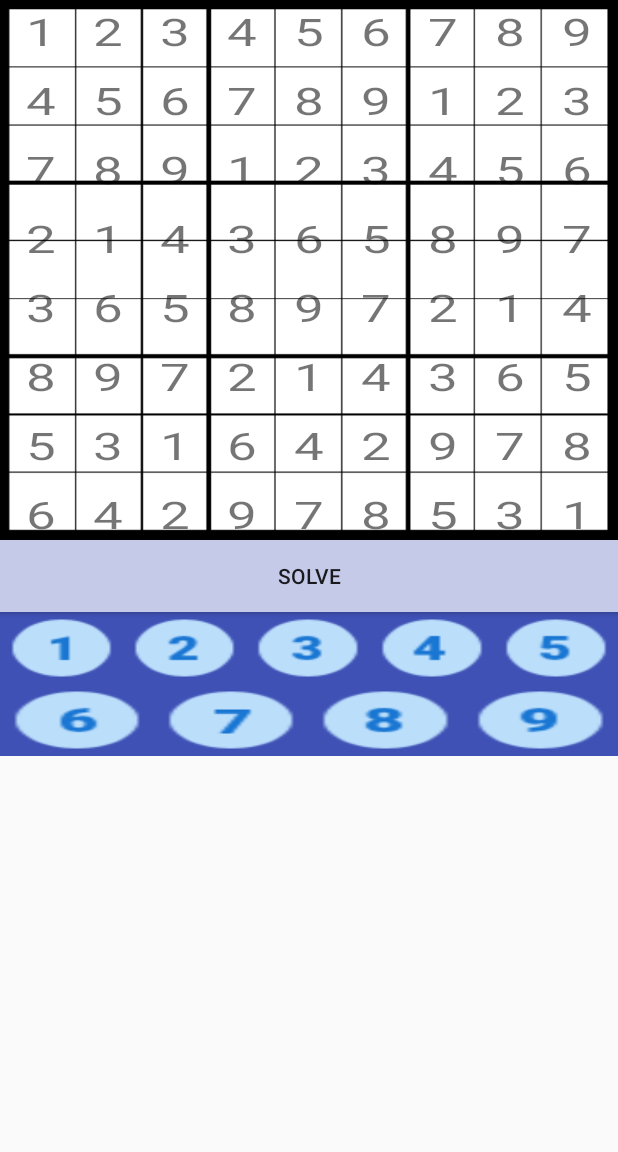
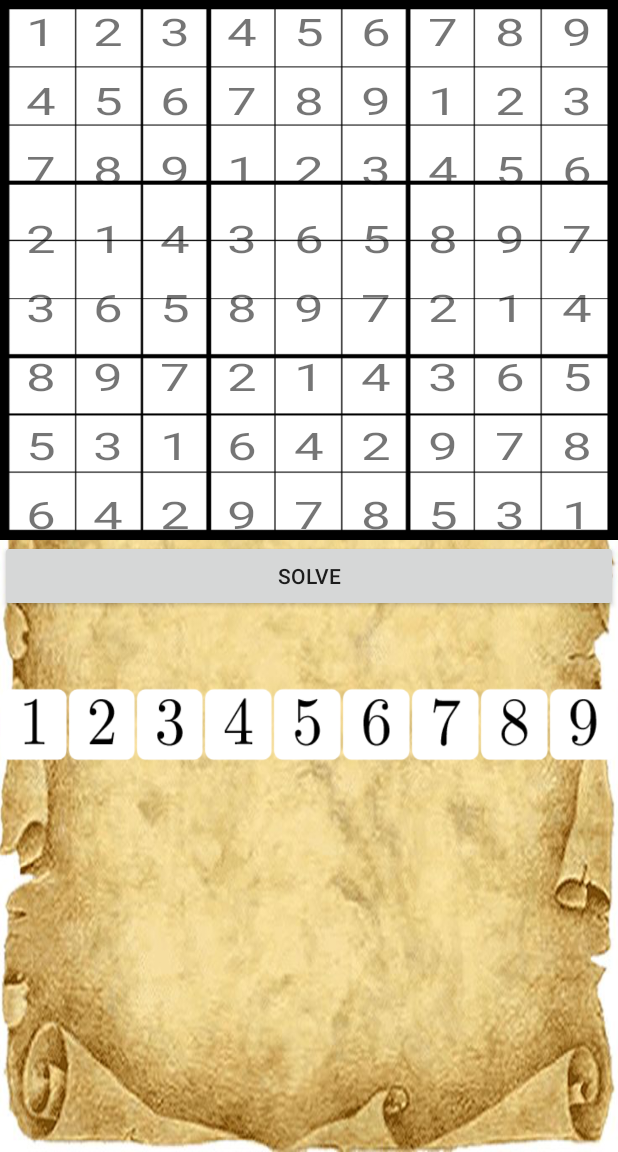
Before and after one commit to selectmax/SudokuSolver, an Android app: the SolverActivity screen opened directly, with no data from a screen before it, after a tap on "SOLVE", on a phone screen of 412 x 824 dp, the part 84-1236 px from its top. Run offline under Robolectric (Android 15) with nearby library versions, the phone set to English and light mode, and no system bars.

Commit message:
add little design

```diff
--- a/app/src/main/res/layout/activity_solver.xml
+++ b/app/src/main/res/layout/activity_solver.xml
@@ -4,7 +4,7 @@
     android:orientation="vertical"
     android:layout_width="match_parent"
     android:layout_height="wrap_content"
-    android:background="@color/colorPrimary"
+    android:background="@drawable/main_bg"
     >
 
     <GridView
@@ -22,65 +22,92 @@
     <LinearLayout
         android:layout_width="match_parent"
         android:layout_height="wrap_content"
-        android:orientation="vertical"
         android:gravity="center"
-        android:background="#BBBB21">
+        android:orientation="vertical">
+
+        <LinearLayout
+            android:layout_width="100dp"
+            android:layout_height="50dp"
+            android:orientation="vertical">
+
+
+        </LinearLayout>
+
         <LinearLayout
             android:layout_width="match_parent"
             android:layout_height="wrap_content"
-            android:orientation="horizontal"
             android:gravity="center"
-            android:background="@color/colorPrimary">
+            android:orientation="horizontal">
+
             <Button
                 android:id="@+id/btn1"
                 style="@style/btn"
+                android:layout_width="10dp"
+                android:layout_height="50dp"
                 android:background="@drawable/i1">
             </Button>
+
             <Button
                 android:id="@+id/btn2"
                 style="@style/btn"
+                android:layout_width="10dp"
+                android:layout_height="50dp"
                 android:background="@drawable/i2">
             </Button>
+
             <Button
                 android:id="@+id/btn3"
                 style="@style/btn"
+                android:layout_width="10dp"
+                android:layout_height="50dp"
                 android:background="@drawable/i3">
             </Button>
+
             <Button
                 android:id="@+id/btn4"
                 style="@style/btn"
+                android:layout_width="10dp"
+                android:layout_height="50dp"
                 android:background="@drawable/i4">
             </Button>
+
             <Button
                 android:id="@+id/btn5"
                 style="@style/btn"
+                android:layout_width="10dp"
+                android:layout_height="50dp"
                 android:background="@drawable/i5">
             </Button>
-        </LinearLayout>
-        <LinearLayout
-            android:layout_width="match_parent"
-            android:layout_height="wrap_content"
-            android:orientation="horizontal"
-            android:gravity="center"
-            android:background="@color/colorPrimary">
+
             <Button
                 android:id="@+id/btn6"
                 style="@style/btn"
+                android:layout_width="10dp"
+                android:layout_height="50dp"
                 android:background="@drawable/i6">
             </Button>
+
             <Button
                 android:id="@+id/btn7"
                 style="@style/btn"
+                android:layout_width="10dp"
+                android:layout_height="50dp"
                 android:background="@drawable/i7">
             </Button>
+
             <Button
                 android:id="@+id/btn8"
                 style="@style/btn"
+                android:layout_width="10dp"
+                android:layout_height="50dp"
                 android:background="@drawable/i8">
             </Button>
+
             <Button
                 android:id="@+id/btn9"
                 style="@style/btn"
+                android:layout_width="10dp"
+                android:layout_height="50dp"
                 android:background="@drawable/i9">
             </Button>
         </LinearLayout>
--- a/app/src/main/res/values/styles.xml
+++ b/app/src/main/res/values/styles.xml
@@ -32,12 +32,11 @@
         <item name = "android:layout_width">match_parent</item>
         <item name = "android:layout_height">wrap_content</item>
         <item name = "android:text">@string/push</item>
-        <item name = "android:background">@color/lightPrimaryColor</item>
     </style>
 
     <style name="btn">
-        <item name="android:width">40dp</item>
-        <item name="android:height">40dp</item>
+        <item name="android:width">15dp</item>
+        <item name="android:height">5dp</item>
         <item name = "android:layout_width">0dp</item>
         <item name = "android:layout_weight">1</item>
         <item name = "android:layout_height">wrap_content</item>
```
Also changed, not shown: app/src/main/res/drawable/i1.png, app/src/main/res/drawable/i2.png, app/src/main/res/drawable/i3.png, app/src/main/res/drawable/i4.png, app/src/main/res/drawable/i5.png, app/src/main/res/drawable/i6.png, app/src/main/res/drawable/i7.png, app/src/main/res/drawable/i8.png, app/src/main/res/drawable/i9.png, app/src/main/res/drawable/images.gif (added), app/src/main/res/drawable/main_bg.png (added). Lines whose indentation alone changed are shown as unchanged.
